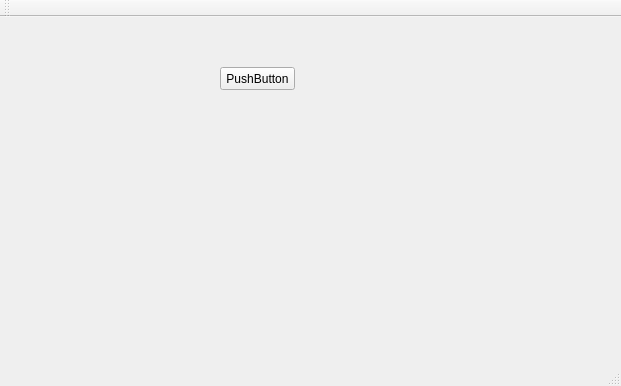
The window that mainwindow.ui (birolkuyumcu/TargetDetection) describes before a commit, drawn with Qt 5.
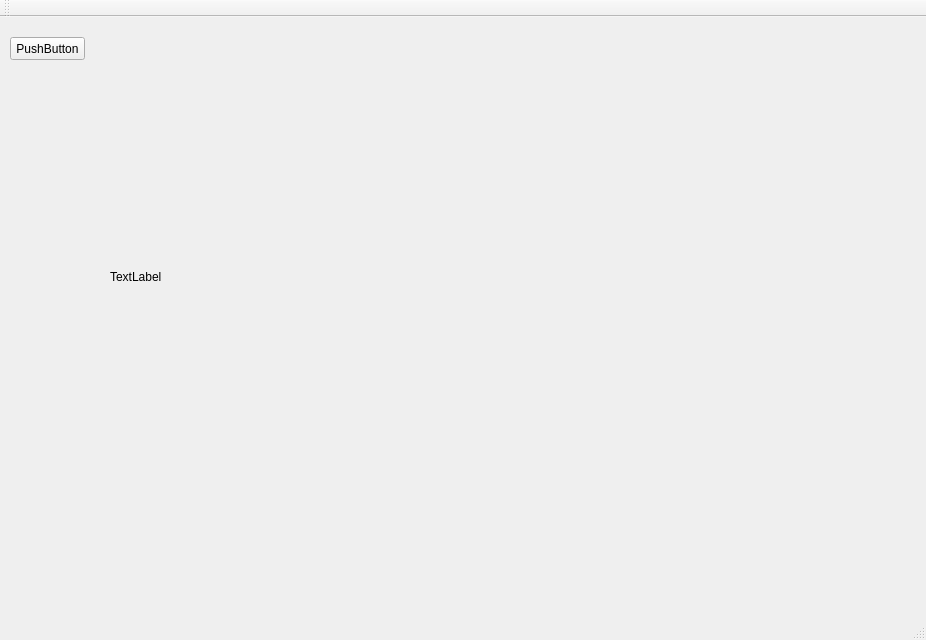
The same window after the commit.

Commit message: signal slot mechanism fixed. retrieved frame transported and showed on gui succesfully.

Patch:
```diff
--- a/mainwindow.ui
+++ b/mainwindow.ui
@@ -6,8 +6,8 @@
    <rect>
     <x>0</x>
     <y>0</y>
-    <width>621</width>
-    <height>386</height>
+    <width>926</width>
+    <height>640</height>
    </rect>
   </property>
   <property name="windowTitle">
@@ -17,8 +17,8 @@
    <widget class="QPushButton" name="pushButton">
     <property name="geometry">
      <rect>
-      <x>220</x>
-      <y>50</y>
+      <x>10</x>
+      <y>20</y>
       <width>75</width>
       <height>23</height>
      </rect>
@@ -27,6 +27,19 @@
      <string>PushButton</string>
     </property>
    </widget>
+   <widget class="QLabel" name="labelOutputImage">
+    <property name="geometry">
+     <rect>
+      <x>110</x>
+      <y>20</y>
+      <width>640</width>
+      <height>480</height>
+     </rect>
+    </property>
+    <property name="text">
+     <string>TextLabel</string>
+    </property>
+   </widget>
   </widget>
   <widget class="QMenuBar" name="menuBar">
    <property name="geometry">
```
Left out of the diff: 4 changed lines with no effect on the pictures. The commit also changes 6 other files.
